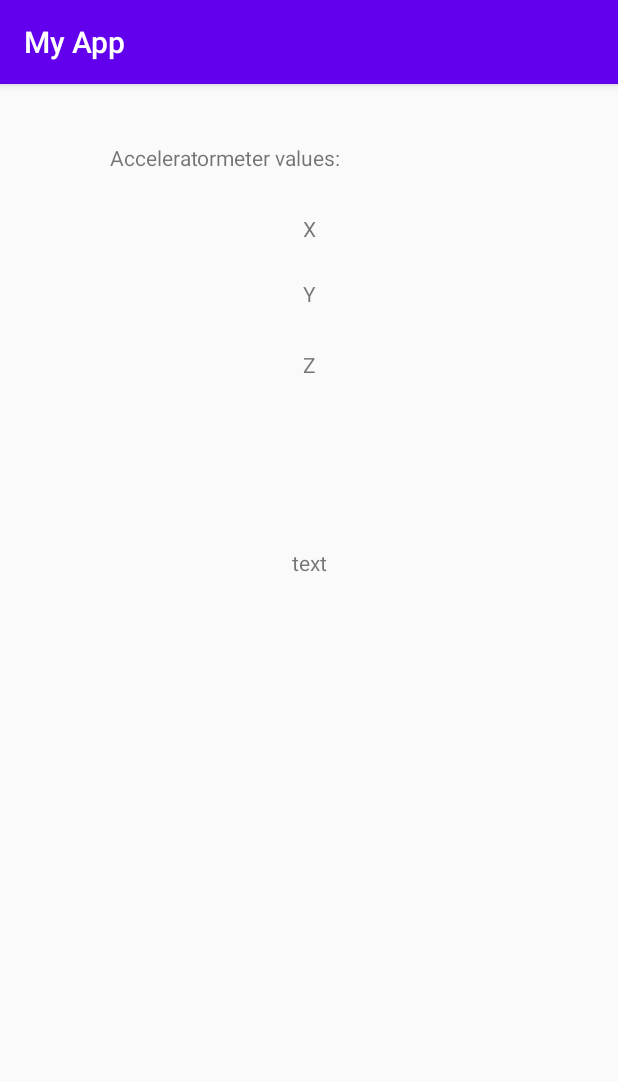
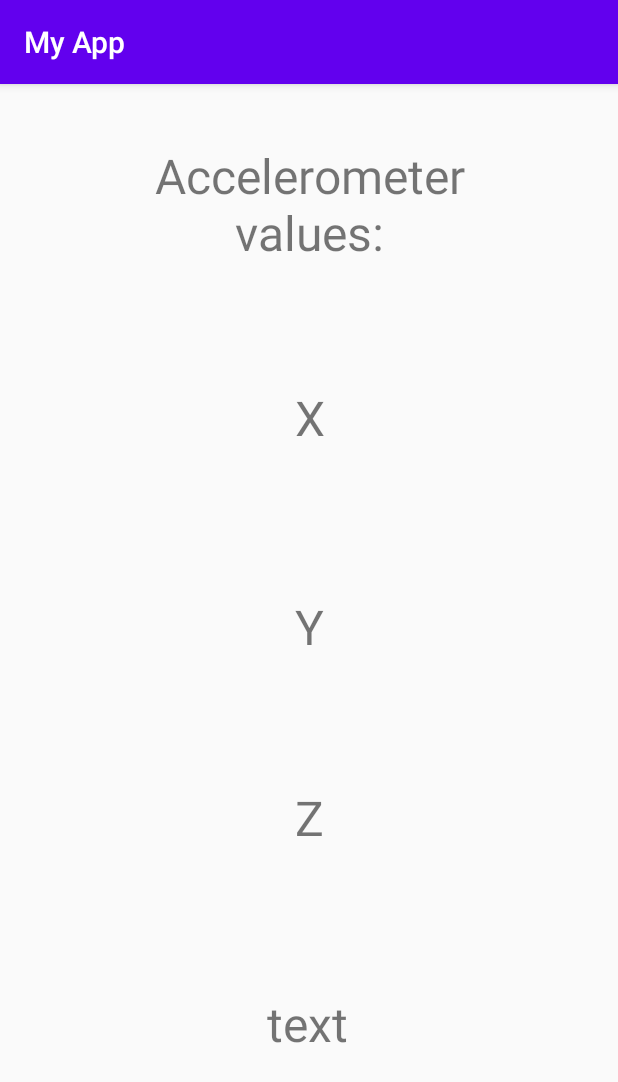
Before and after one commit to joannaliljedahl/MAMN01-1, an Android app: the Accelerometer screen opened directly, with no data from a screen before it, on a phone screen of 412 x 824 dp. Shown: the top 1082 px of the screen. Run offline under Robolectric (Android 15) with nearby library versions, the phone set to English and light mode, and no system bars.

```diff
--- a/app/src/main/res/layout/activity_accelerometer.xml
+++ b/app/src/main/res/layout/activity_accelerometer.xml
@@ -11,18 +11,22 @@
         android:layout_width="265dp"
         android:layout_height="0dp"
         android:layout_marginTop="39dp"
-        android:text="Acceleratormeter values:"
+        android:text="Accelerometer values:"
+        android:textSize="32dp"
         app:layout_constraintEnd_toEndOf="parent"
         app:layout_constraintStart_toStartOf="parent"
-        app:layout_constraintTop_toTopOf="parent" />
+        app:layout_constraintTop_toTopOf="parent"
+        android:gravity="center_horizontal" />
 
     <TextView
         android:id="@+id/xVal"
         android:layout_width="wrap_content"
         android:layout_height="wrap_content"
-        android:layout_marginTop="28dp"
+        android:layout_marginTop="80dp"
         android:text="X"
+        android:textSize="32dp"
         app:layout_constraintEnd_toEndOf="parent"
+        app:layout_constraintHorizontal_bias="0.501"
         app:layout_constraintStart_toStartOf="parent"
         app:layout_constraintTop_toBottomOf="@+id/textView" />
 
@@ -30,8 +34,9 @@
         android:id="@+id/yVal"
         android:layout_width="wrap_content"
         android:layout_height="wrap_content"
-        android:layout_marginTop="24dp"
+        android:layout_marginTop="96dp"
         android:text="Y"
+        android:textSize="32dp"
         app:layout_constraintEnd_toEndOf="parent"
         app:layout_constraintStart_toStartOf="parent"
         app:layout_constraintTop_toBottomOf="@+id/xVal" />
@@ -40,8 +45,9 @@
         android:id="@+id/zVal"
         android:layout_width="wrap_content"
         android:layout_height="wrap_content"
-        android:layout_marginTop="28dp"
+        android:layout_marginTop="84dp"
         android:text="Z"
+        android:textSize="32dp"
         app:layout_constraintEnd_toEndOf="parent"
         app:layout_constraintStart_toStartOf="parent"
         app:layout_constraintTop_toBottomOf="@+id/yVal" />
@@ -51,11 +57,13 @@
         android:layout_width="wrap_content"
         android:layout_height="wrap_content"
         android:text="text"
+        android:textSize="32dp"
         app:layout_constraintBottom_toBottomOf="parent"
         app:layout_constraintEnd_toEndOf="parent"
+        app:layout_constraintHorizontal_bias="0.498"
         app:layout_constraintStart_toStartOf="parent"
         app:layout_constraintTop_toBottomOf="@+id/zVal"
-        app:layout_constraintVertical_bias="0.204" />
+        app:layout_constraintVertical_bias="0.44" />
 
 
 </android.support.constraint.ConstraintLayout>
```
